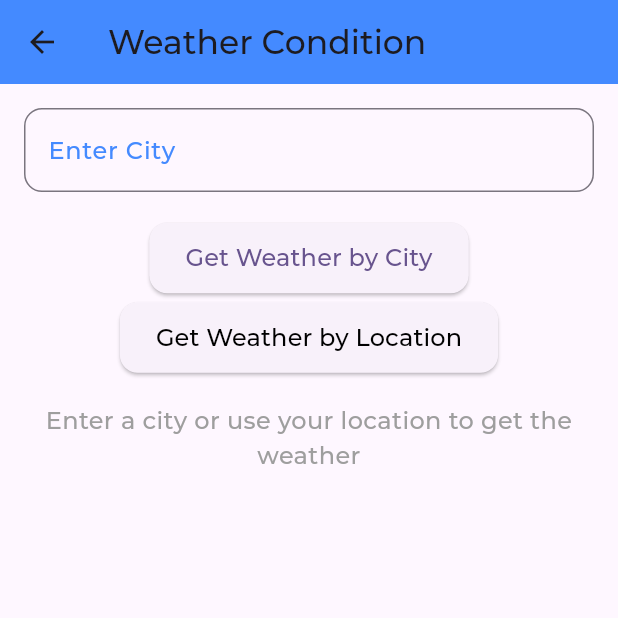
After one commit to agyinjohn/trafik, a Flutter app: the HomePage screen opened directly, in the side drawer, after a tap on "Wheather Condition", on a phone screen of 412 x 824 dp, the top half of it. The commit adds this screen. Run offline on Flutter 3.47's test engine with Material 3 defaults, Android fonts, the phone set to English and light mode, and no system bars; our stand-ins replace animated_theme_switcher, cloud_firestore, file_picker, firebase_auth, firebase_core, firebase_storage and 10 more; missing offline and left inert: circular_menu, flutter_polyline_points; accounts and stored records are empty; network calls fail; project files that could hold a hidden picture were left out.

Commit message:
Added new changes

```diff
--- /dev/null
+++ b/lib/screens/wheather.dart
@@ -0,0 +1,180 @@
+import 'package:flutter/material.dart';
+import 'package:geolocator/geolocator.dart';
+
+import '../utils/wheather_service.dart';
+
+class WeatherScreen extends StatefulWidget {
+  const WeatherScreen({super.key});
+
+  @override
+  _WeatherScreenState createState() => _WeatherScreenState();
+}
+
+class _WeatherScreenState extends State<WeatherScreen> {
+  final TextEditingController _cityController = TextEditingController();
+  Future<Map<String, dynamic>>? _weatherData;
+
+  Future<void> _fetchWeatherByCity() async {
+    setState(() {
+      _weatherData = WeatherService().fetchWeather(_cityController.text);
+    });
+  }
+
+  Future<void> _fetchWeatherByLocation() async {
+    bool serviceEnabled;
+    LocationPermission permission;
+
+    serviceEnabled = await Geolocator.isLocationServiceEnabled();
+    if (!serviceEnabled) {
+      return Future.error('Location services are disabled.');
+    }
+
+    permission = await Geolocator.checkPermission();
+    if (permission == LocationPermission.denied) {
+      permission = await Geolocator.requestPermission();
+      if (permission == LocationPermission.denied) {
+        return Future.error('Location permissions are denied');
+      }
+    }
+
+    if (permission == LocationPermission.deniedForever) {
+      return Future.error(
+          'Location permissions are permanently denied, we cannot request permissions.');
+    }
+
+    Position position = await Geolocator.getCurrentPosition();
+    setState(() {
+      _weatherData = WeatherService()
+          .fetchWeatherByCoordinates(position.latitude, position.longitude);
+    });
+  }
+
+  @override
+  Widget build(BuildContext context) {
+    return Scaffold(
+      appBar: AppBar(
+        title: const Text('Weather Condition'),
+        backgroundColor: Colors.blueAccent,
+      ),
+      body: Padding(
+        padding: const EdgeInsets.all(16.0),
+        child: Column(
+          crossAxisAlignment: CrossAxisAlignment.stretch,
+          children: [
+            TextField(
+              controller: _cityController,
+              decoration: InputDecoration(
+                labelText: 'Enter City',
+                labelStyle: const TextStyle(color: Colors.blueAccent),
+                border: OutlineInputBorder(
+                  borderRadius: BorderRadius.circular(12.0),
+                ),
+                focusedBorder: OutlineInputBorder(
+                  borderRadius: BorderRadius.circular(12.0),
+                  borderSide: const BorderSide(color: Colors.blueAccent),
+                ),
+              ),
+              onSubmitted: (_) => _fetchWeatherByCity(),
+            ),
+            const SizedBox(height: 20),
+            Column(
+              mainAxisAlignment: MainAxisAlignment.spaceEvenly,
+              children: [
+                ElevatedButton(
+                  onPressed: _fetchWeatherByCity,
+                  style: ElevatedButton.styleFrom(
+                    padding: const EdgeInsets.symmetric(
+                        horizontal: 24.0, vertical: 12.0),
+                    shape: RoundedRectangleBorder(
+                      borderRadius: BorderRadius.circular(12.0),
+                    ),
+                  ),
+                  child: const Text(
+                    'Get Weather by City',
+                    style: TextStyle(fontSize: 16),
+                  ),
+                ),
+                const SizedBox(
+                  height: 5,
+                ),
+                ElevatedButton(
+                  onPressed: _fetchWeatherByLocation,
+                  style: ElevatedButton.styleFrom(
+                    padding: const EdgeInsets.symmetric(
+                        horizontal: 24.0, vertical: 12.0),
+                    shape: RoundedRectangleBorder(
+                      borderRadius: BorderRadius.circular(12.0),
+                    ),
+                  ),
+                  child: const Text(
+                    'Get Weather by Location',
+                    style: TextStyle(fontSize: 16, color: Colors.black),
+                  ),
+                ),
+              ],
+            ),
+            const SizedBox(height: 20),
+            _weatherData == null
+                ? const Text(
+                    'Enter a city or use your location to get the weather',
+                    textAlign: TextAlign.center,
+                    style: TextStyle(fontSize: 16, color: Colors.grey),
+                  )
+                : FutureBuilder<Map<String, dynamic>>(
+                    future: _weatherData,
+                    builder: (context, snapshot) {
+                      if (snapshot.connectionState == ConnectionState.waiting) {
+                        return const Center(
+                          child: CircularProgressIndicator(),
+                        );
+                      } else if (snapshot.hasError) {
+                        return Text(
+                          'Error: ${snapshot.error}',
+                          textAlign: TextAlign.center,
+                          style: const TextStyle(
+                              fontSize: 16, color: Colors.redAccent),
+                        );
+                      } else if (snapshot.hasData) {
+                        final weather = snapshot.data!;
+                        final temperature = weather['main']['temp'];
+                        final description =
+                            weather['weather'][0]['description'];
+                        final city = weather['name'];
+
+                        return Column(
+                          crossAxisAlignment: CrossAxisAlignment.center,
+                          children: [
+                            Text(
+                              city,
+                              style: const TextStyle(
+                                  fontSize: 32,
+                                  fontWeight: FontWeight.bold,
+                                  color: Colors.blueAccent),
+                            ),
+                            Text(
+                              '$temperature°C',
+                              style: const TextStyle(
+                                  fontSize: 28, color: Colors.orangeAccent),
+                            ),
+                            Text(
+                              description,
+                              style: const TextStyle(
+                                  fontSize: 20, color: Colors.grey),
+                            ),
+                          ],
+                        );
+                      } else {
+                        return const Text(
+                          'No data available',
+                          textAlign: TextAlign.center,
+                          style: TextStyle(fontSize: 16, color: Colors.grey),
+                        );
+                      }
+                    },
+                  ),
+          ],
+        ),
+      ),
+    );
+  }
+}
--- /dev/null
+++ b/lib/utils/wheather_service.dart
@@ -0,0 +1,53 @@
+// import 'dart:convert';
+// import 'package:http/http.dart' as http;
+
+// class WeatherService {
+//   final String apiKey =
+//       '7bfa5331a160db3679b26358d63e0b33'; // Replace with your OpenWeather API key
+
+//   Future<Map<String, dynamic>> fetchWeather(String city) async {
+//     final response = await http.get(Uri.parse(
+//         'https://api.openweathermap.org/data/2.5/weather?q=$city&appid=$apiKey&units=metric'));
+
+//     if (response.statusCode == 200) {
+//       return json.decode(response.body);
+//     } else {
+//       throw Exception('Failed to load weather data');
+//     }
+//   }
+// }
+
+import 'dart:convert';
+import 'package:http/http.dart' as http;
+
+class WeatherService {
+  final String apiKey =
+      '7bfa5331a160db3679b26358d63e0b33'; // Replace with your OpenWeather API key
+
+  Future<Map<String, dynamic>> fetchWeather(String city) async {
+    final response = await http.get(
+      Uri.parse(
+          'https://api.openweathermap.org/data/2.5/weather?q=$city&appid=$apiKey&units=metric'),
+    );
+
+    if (response.statusCode == 200) {
+      return json.decode(response.body);
+    } else {
+      throw Exception('Failed to load weather');
+    }
+  }
+
+  Future<Map<String, dynamic>> fetchWeatherByCoordinates(
+      double lat, double lon) async {
+    final response = await http.get(
+      Uri.parse(
+          'https://api.openweathermap.org/data/2.5/weather?lat=$lat&lon=$lon&appid=$apiKey&units=metric'),
+    );
+
+    if (response.statusCode == 200) {
+      return json.decode(response.body);
+    } else {
+      throw Exception('Failed to load weather');
+    }
+  }
+}
--- a/lib/widgets/drawer.dart
+++ b/lib/widgets/drawer.dart
@@ -11,6 +11,7 @@ import 'package:traffic/screens/profile_page.dart';
 import 'package:traffic/screens/support_page.dart';
 
 import 'package:traffic/screens/upload_page.dart';
+import 'package:traffic/screens/wheather.dart';
 
 class SideDrawer extends StatefulWidget {
   const SideDrawer({super.key, required this.url, required this.name});
@@ -175,7 +176,28 @@ class _SideDrawerState extends State<SideDrawer> {
                   ),
                 ),
                 const SizedBox(
-                  height: 20,
+                  height: 5,
+                ),
+                GestureDetector(
+                  onTap: () => Navigator.push(
+                      context,
+                      MaterialPageRoute(
+                          builder: (context) => const WeatherScreen())),
+                  child: const Row(
+                    children: [
+                      Icon(
+                        Icons.cloud,
+                        color: Colors.lightGreen,
+                      ),
+                      SizedBox(
+                        width: 5,
+                      ),
+                      Text("Wheather Condition"),
+                    ],
+                  ),
+                ),
+                const SizedBox(
+                  height: 5,
                 ),
                 GestureDetector(
                   onTap: () => Navigator.push(
--- a/pubspec.yaml
+++ b/pubspec.yaml
@@ -60,6 +60,7 @@ dependencies:
   flutter_polyline_points: ^2.1.0
   flutter_rating_stars: ^1.1.0
   circular_menu: ^4.0.0
+  geolocator: ^12.0.0
 
 dev_dependencies:
   flutter_test:
```
Also changed, not shown: lib/screens/profile_page.dart (+10 -2 lines), pubspec.lock, 3 other files.
